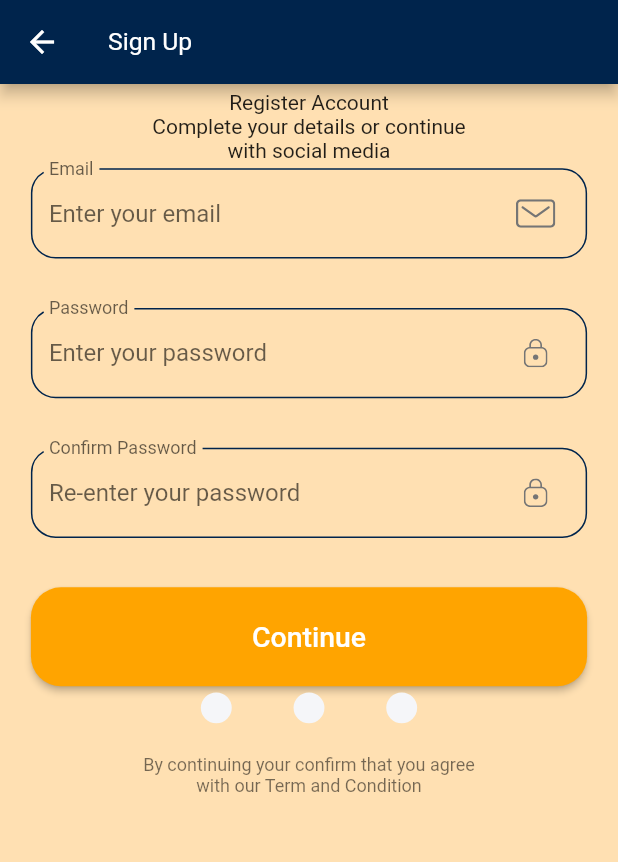
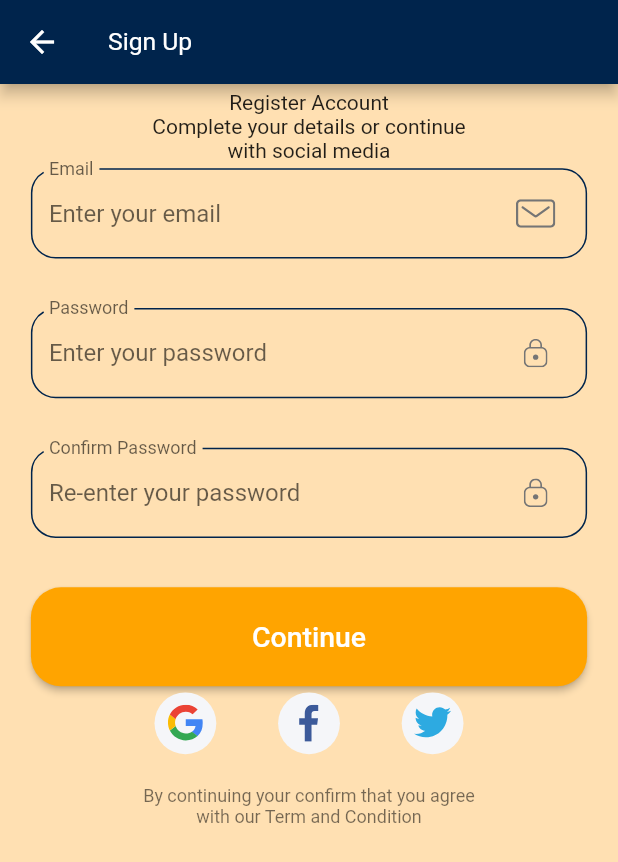
Before and after one commit to rupendra-p/flutter_ecommerce, a Flutter app: the SignUpScreen screen opened by its route, on a phone screen of 412 x 824 dp. Shown: the top 862 px of the screen. Run offline on Flutter 3.47's test engine with Material 2 defaults, Android fonts, the phone set to English and light mode, and no system bars; our stand-ins replace flutter_dotenv, flutter_svg.

Commit message:
added social media icons

```diff
--- a/lib/components/socal_card.dart
+++ b/lib/components/socal_card.dart
@@ -17,11 +17,14 @@
     return GestureDetector(
       onTap: press as void Function()?,
       child: Container(
-        margin:
-            EdgeInsets.symmetric(horizontal:  SizeConfig.heightMultiplier*2.5,),
-        padding: EdgeInsets.all( SizeConfig.heightMultiplier*2.5,),
-        height:  SizeConfig.heightMultiplier*2.5,
-        width:  SizeConfig.heightMultiplier*2.5,
+        margin: EdgeInsets.symmetric(
+          horizontal: SizeConfig.heightMultiplier * 2.5,
+        ),
+        padding: EdgeInsets.all(
+          SizeConfig.heightMultiplier,
+        ),
+        height: SizeConfig.heightMultiplier * 5,
+        width: SizeConfig.heightMultiplier * 5,
         decoration: BoxDecoration(
           color: Color(0xFFF5F6F9),
           shape: BoxShape.circle,
```
